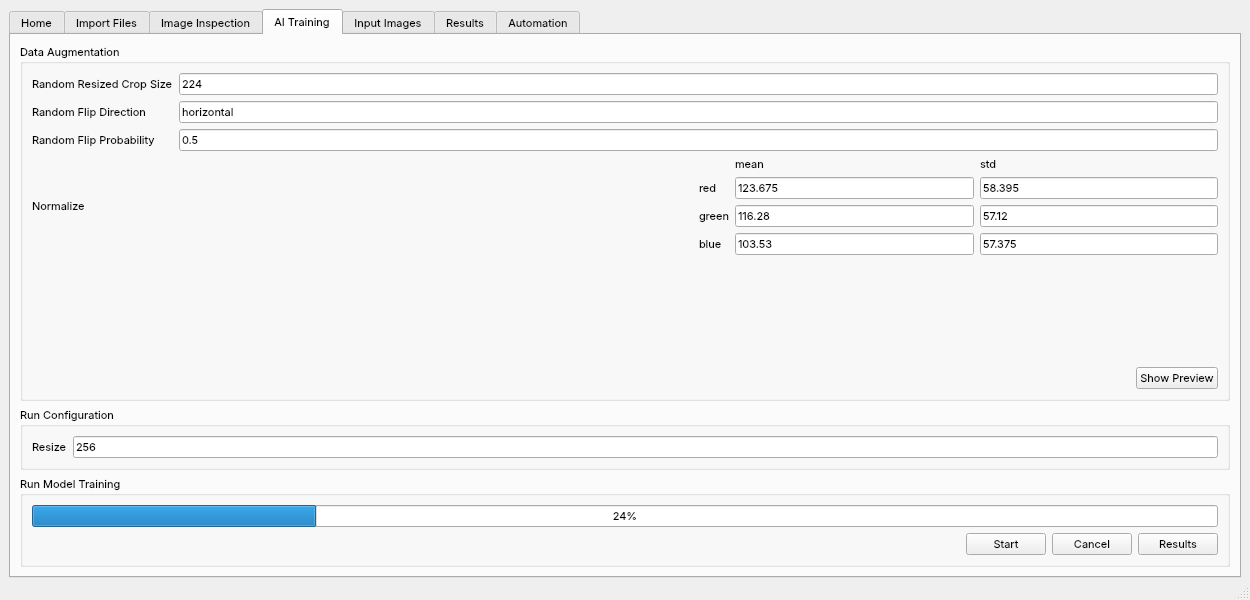
First picture: the form in mainwindow.ui, repository Joensw/RCAIT, before the edit.
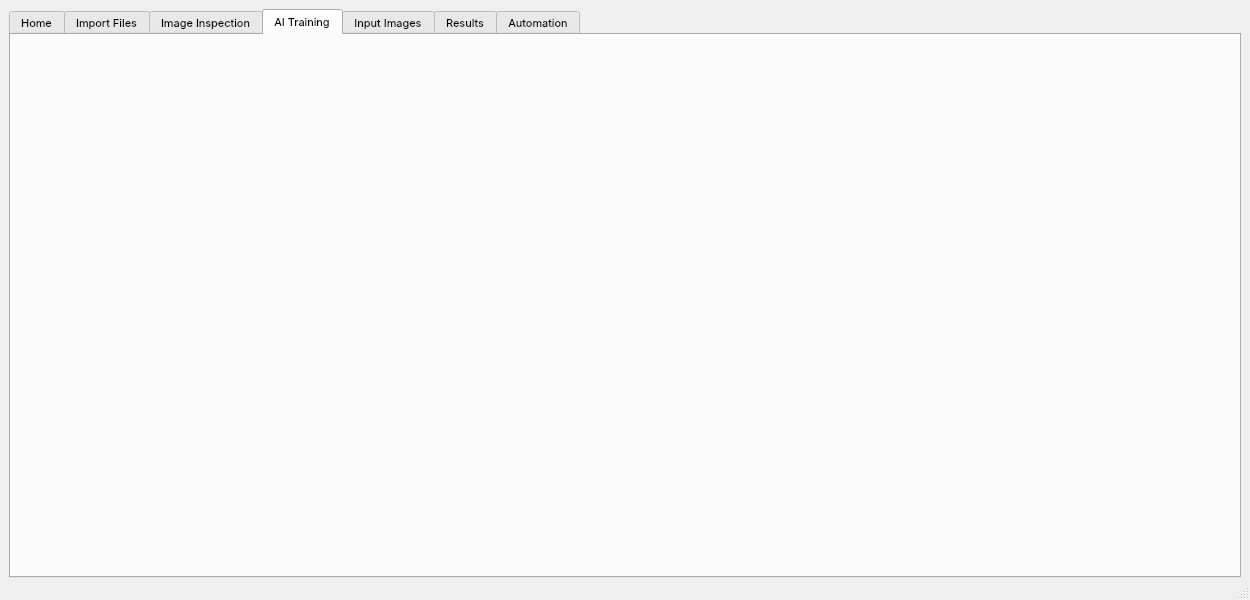
Second picture: the form after the edit. The open tabs and pages were chosen to show the change. Icons and pictures are not drawn. Custom widgets are drawn as their Qt base class.

```diff
--- a/mainwindow.ui
+++ b/mainwindow.ui
@@ -421,322 +421,7 @@
        <attribute name="title">
         <string>AI Training</string>
        </attribute>
-       <layout class="QGridLayout" name="gridLayout_11">
-        <item row="0" column="0">
-         <widget class="QGroupBox" name="groupBox_4">
-          <property name="title">
-           <string>Data Augmentation</string>
-          </property>
-          <layout class="QVBoxLayout" name="verticalLayout_7">
-           <item>
-            <layout class="QGridLayout" name="gridLayout_13" rowstretch="1,0,0,0,0,0,0">
-             <item row="4" column="0">
-              <widget class="QLabel" name="label_10">
-               <property name="text">
-                <string>Normalize</string>
-               </property>
-              </widget>
-             </item>
-             <item row="1" column="0">
-              <widget class="QLabel" name="label_9">
-               <property name="text">
-                <string>Random Flip Direction</string>
-               </property>
-              </widget>
-             </item>
-             <item row="6" column="2">
-              <layout class="QHBoxLayout" name="horizontalLayout_21">
-               <item>
-                <spacer name="horizontalSpacer_11">
-                 <property name="orientation">
-                  <enum>Qt::Horizontal</enum>
-                 </property>
-                 <property name="sizeHint" stdset="0">
-                  <size>
-                   <width>40</width>
-                   <height>20</height>
-                  </size>
-                 </property>
-                </spacer>
-               </item>
-              </layout>
-             </item>
-             <item row="0" column="0">
-              <widget class="QLabel" name="label_6">
-               <property name="text">
-                <string>Random Resized Crop Size</string>
-               </property>
-              </widget>
-             </item>
-             <item row="4" column="2">
-              <layout class="QHBoxLayout" name="horizontalLayout_20">
-               <property name="sizeConstraint">
-                <enum>QLayout::SetFixedSize</enum>
-               </property>
-               <item>
-                <spacer name="horizontalSpacer_3">
-                 <property name="orientation">
-                  <enum>Qt::Horizontal</enum>
-                 </property>
-                 <property name="sizeHint" stdset="0">
-                  <size>
-                   <width>40</width>
-                   <height>20</height>
-                  </size>
-                 </property>
-                </spacer>
-               </item>
-               <item>
-                <layout class="QGridLayout" name="gridLayout_14">
-                 <property name="sizeConstraint">
-                  <enum>QLayout::SetFixedSize</enum>
-                 </property>
-                 <property name="verticalSpacing">
-                  <number>6</number>
-                 </property>
-                 <item row="0" column="2">
-                  <widget class="QLabel" name="label_15">
-                   <property name="text">
-                    <string>std</string>
-                   </property>
-                  </widget>
-                 </item>
-                 <item row="5" column="1">
-                  <widget class="QLineEdit" name="lineEdit_4">
-                   <property name="text">
-                    <string>116.28</string>
-                   </property>
-                  </widget>
-                 </item>
-                 <item row="3" column="0">
-                  <widget class="QLabel" name="label_12">
-                   <property name="sizePolicy">
-                    <sizepolicy hsizetype="Preferred" vsizetype="Preferred">
-                     <horstretch>0</horstretch>
-                     <verstretch>0</verstretch>
-                    </sizepolicy>
-                   </property>
-                   <property name="text">
-                    <string>red</string>
-                   </property>
-                  </widget>
-                 </item>
-                 <item row="3" column="2">
-                  <widget class="QLineEdit" name="lineEdit_7">
-                   <property name="text">
-                    <string>58.395</string>
-                   </property>
-                  </widget>
-                 </item>
-                 <item row="6" column="2">
-                  <widget class="QLineEdit" name="lineEdit_9">
-                   <property name="text">
-                    <string>57.375</string>
-                   </property>
-                  </widget>
-                 </item>
-                 <item row="5" column="2">
-                  <widget class="QLineEdit" name="lineEdit_8">
-                   <property name="text">
-                    <string>57.12</string>
-                   </property>
-                  </widget>
-                 </item>
-                 <item row="3" column="1">
-                  <widget class="QLineEdit" name="lineEdit_5">
-                   <property name="text">
-                    <string>123.675</string>
-                   </property>
-                  </widget>
-                 </item>
-                 <item row="6" column="0">
-                  <widget class="QLabel" name="label_14">
-                   <property name="text">
-                    <string>blue</string>
-                   </property>
-                  </widget>
-                 </item>
-                 <item row="5" column="0">
-                  <widget class="QLabel" name="label_13">
-                   <property name="text">
-                    <string>green</string>
-                   </property>
-                  </widget>
-                 </item>
-                 <item row="0" column="1">
-                  <widget class="QLabel" name="label_16">
-                   <property name="text">
-                    <string>mean</string>
-                   </property>
-                  </widget>
-                 </item>
-                 <item row="6" column="1">
-                  <widget class="QLineEdit" name="lineEdit_6">
-                   <property name="text">
-                    <string>103.53</string>
-                   </property>
-                  </widget>
-                 </item>
-                </layout>
-               </item>
-              </layout>
-             </item>
-             <item row="2" column="0">
-              <widget class="QLabel" name="label_11">
-               <property name="text">
-                <string>Random Flip Probability</string>
-               </property>
-              </widget>
-             </item>
-             <item row="0" column="2">
-              <widget class="QLineEdit" name="lineEdit_2">
-               <property name="text">
-                <string>224</string>
-               </property>
-              </widget>
-             </item>
-             <item row="1" column="2">
-              <widget class="QLineEdit" name="lineEdit_3">
-               <property name="text">
-                <string>horizontal</string>
-               </property>
-              </widget>
-             </item>
-             <item row="2" column="2">
-              <widget class="QLineEdit" name="lineEdit_10">
-               <property name="text">
-                <string>0.5</string>
-               </property>
-              </widget>
-             </item>
-            </layout>
-           </item>
-           <item>
-            <spacer name="verticalSpacer_4">
-             <property name="orientation">
-              <enum>Qt::Vertical</enum>
-             </property>
-             <property name="sizeHint" stdset="0">
-              <size>
-               <width>20</width>
-               <height>40</height>
-              </size>
-             </property>
-            </spacer>
-           </item>
-           <item>
-            <layout class="QHBoxLayout" name="horizontalLayout_18">
-             <item>
-              <spacer name="horizontalSpacer_13">
-               <property name="orientation">
-                <enum>Qt::Horizontal</enum>
-               </property>
-               <property name="sizeHint" stdset="0">
-                <size>
-                 <width>40</width>
-                 <height>20</height>
-                </size>
-               </property>
-              </spacer>
-             </item>
-             <item>
-              <widget class="QPushButton" name="pushButton_15">
-               <property name="text">
-                <string>Show Preview</string>
-               </property>
-              </widget>
-             </item>
-            </layout>
-           </item>
-          </layout>
-         </widget>
-        </item>
-        <item row="2" column="0">
-         <widget class="QGroupBox" name="groupBox">
-          <property name="title">
-           <string>Run Model Training</string>
-          </property>
-          <layout class="QGridLayout" name="gridLayout_7">
-           <item row="1" column="0">
-            <layout class="QVBoxLayout" name="verticalLayout">
-             <item>
-              <widget class="QProgressBar" name="progressBar">
-               <property name="value">
-                <number>24</number>
-               </property>
-              </widget>
-             </item>
-             <item>
-              <layout class="QHBoxLayout" name="horizontalLayout">
-               <item>
-                <spacer name="horizontalSpacer_12">
-                 <property name="orientation">
-                  <enum>Qt::Horizontal</enum>
-                 </property>
-                 <property name="sizeHint" stdset="0">
-                  <size>
-                   <width>40</width>
-                   <height>20</height>
-                  </size>
-                 </property>
-                </spacer>
-               </item>
-               <item>
-                <widget class="QPushButton" name="pushButton">
-                 <property name="text">
-                  <string>Start</string>
-                 </property>
-                </widget>
-               </item>
-               <item>
-                <widget class="QPushButton" name="pushButton_3">
-                 <property name="text">
-                  <string>Cancel</string>
-                 </property>
-                </widget>
-               </item>
-               <item>
-                <widget class="QPushButton" name="pushButton_4">
-                 <property name="text">
-                  <string>Results</string>
-                 </property>
-                </widget>
-               </item>
-              </layout>
-             </item>
-            </layout>
-           </item>
-          </layout>
-         </widget>
-        </item>
-        <item row="1" column="0">
-         <widget class="QGroupBox" name="groupBox_9">
-          <property name="title">
-           <string>Run Configuration</string>
-          </property>
-          <layout class="QHBoxLayout" name="horizontalLayout_3">
-           <item>
-            <layout class="QGridLayout" name="gridLayout_5">
-             <item row="0" column="0">
-              <widget class="QLabel" name="label_19">
-               <property name="text">
-                <string>Resize</string>
-               </property>
-              </widget>
-             </item>
-             <item row="0" column="1">
-              <widget class="QLineEdit" name="lineEdit_14">
-               <property name="text">
-                <string>256</string>
-               </property>
-              </widget>
-             </item>
-            </layout>
-           </item>
-          </layout>
-         </widget>
-        </item>
-       </layout>
+       <layout class="QGridLayout" name="gridLayout_11"/>
       </widget>
       <widget class="InputImagesWidget" name="tab_inputimages">
        <attribute name="icon">
@@ -1096,6 +781,12 @@
    <header>startwidget.h</header>
    <container>1</container>
   </customwidget>
+  <customwidget>
+   <class>AITrainingWidget</class>
+   <extends>QWidget</extends>
+   <header>aitrainingwidget.h</header>
+   <container>1</container>
+  </customwidget>
  </customwidgets>
  <resources>
   <include location="UI_Icons.qrc"/>
```
Left out of the diff: 4 changed lines with no effect on the pictures.
